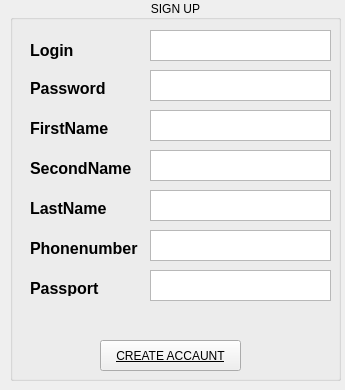
First picture: the form in client/RegisterView.ui, repository ZpmPower/Hotel_Network, before the edit.
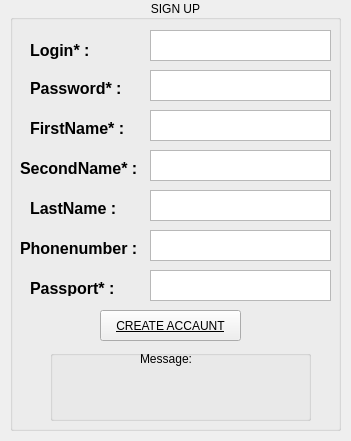
Second picture: the form after the edit.

The edit to the form file:
```diff
--- a/client/RegisterView.ui
+++ b/client/RegisterView.ui
@@ -6,8 +6,8 @@
    <rect>
     <x>0</x>
     <y>0</y>
-    <width>345</width>
-    <height>390</height>
+    <width>351</width>
+    <height>441</height>
    </rect>
   </property>
   <property name="windowTitle">
@@ -19,7 +19,7 @@
      <x>10</x>
      <y>0</y>
      <width>331</width>
-     <height>381</height>
+     <height>431</height>
     </rect>
    </property>
    <property name="title">
@@ -28,24 +28,6 @@
    <property name="alignment">
     <set>Qt::AlignCenter</set>
    </property>
-   <widget class="QPushButton" name="testBtn_2">
-    <property name="geometry">
-     <rect>
-      <x>90</x>
-      <y>340</y>
-      <width>141</width>
-      <height>31</height>
-     </rect>
-    </property>
-    <property name="font">
-     <font>
-      <underline>true</underline>
-     </font>
-    </property>
-    <property name="text">
-     <string>CREATE ACCAUNT</string>
-    </property>
-   </widget>
    <widget class="QTextEdit" name="loginUPTE">
     <property name="geometry">
      <rect>
@@ -66,19 +48,6 @@
      </rect>
     </property>
    </widget>
-   <widget class="QLabel" name="registerLabel">
-    <property name="geometry">
-     <rect>
-      <x>130</x>
-      <y>320</y>
-      <width>59</width>
-      <height>14</height>
-     </rect>
-    </property>
-    <property name="text">
-     <string/>
-    </property>
-   </widget>
    <widget class="QTextEdit" name="firstN">
     <property name="geometry">
      <rect>
@@ -124,7 +93,7 @@
      <rect>
       <x>20</x>
       <y>120</y>
-      <width>91</width>
+      <width>111</width>
       <height>16</height>
      </rect>
     </property>
@@ -136,15 +105,15 @@
      </font>
     </property>
     <property name="text">
-     <string>FirstName</string>
+     <string>FirstName* :</string>
     </property>
    </widget>
    <widget class="QLabel" name="firstNL_2">
     <property name="geometry">
      <rect>
-      <x>20</x>
+      <x>10</x>
       <y>160</y>
-      <width>111</width>
+      <width>131</width>
       <height>16</height>
      </rect>
     </property>
@@ -156,7 +125,7 @@
      </font>
     </property>
     <property name="text">
-     <string>SecondName</string>
+     <string>SecondName* :</string>
     </property>
    </widget>
    <widget class="QLabel" name="firstNL_3">
@@ -176,7 +145,7 @@
      </font>
     </property>
     <property name="text">
-     <string>LastName</string>
+     <string>LastName : </string>
     </property>
    </widget>
    <widget class="QLabel" name="firstNL_4">
@@ -196,7 +165,7 @@
      </font>
     </property>
     <property name="text">
-     <string>Login</string>
+     <string>Login* :</string>
     </property>
    </widget>
    <widget class="QLabel" name="passwordL">
@@ -204,7 +173,7 @@
      <rect>
       <x>20</x>
       <y>80</y>
-      <width>91</width>
+      <width>111</width>
       <height>16</height>
      </rect>
     </property>
@@ -216,7 +185,7 @@
      </font>
     </property>
     <property name="text">
-     <string>Password</string>
+     <string>Password* :</string>
     </property>
    </widget>
    <widget class="QTextEdit" name="passportTE">
@@ -246,15 +215,15 @@
      </font>
     </property>
     <property name="text">
-     <string>Passport</string>
+     <string>Passport* :</string>
     </property>
    </widget>
    <widget class="QLabel" name="passwordL_2">
     <property name="geometry">
      <rect>
-      <x>20</x>
+      <x>10</x>
       <y>240</y>
-      <width>121</width>
+      <width>131</width>
       <height>16</height>
      </rect>
     </property>
@@ -266,9 +235,66 @@
      </font>
     </property>
     <property name="text">
-     <string>Phonenumber</string>
+     <string>Phonenumber :</string>
     </property>
    </widget>
+   <widget class="QLabel" name="label_35">
+    <property name="geometry">
+     <rect>
+      <x>130</x>
+      <y>350</y>
+      <width>61</width>
+      <height>17</height>
+     </rect>
+    </property>
+    <property name="text">
+     <string>Message:</string>
+    </property>
+   </widget>
+   <widget class="QPushButton" name="testBtn_2">
+    <property name="geometry">
+     <rect>
+      <x>90</x>
+      <y>310</y>
+      <width>141</width>
+      <height>31</height>
+     </rect>
+    </property>
+    <property name="font">
+     <font>
+      <underline>true</underline>
+     </font>
+    </property>
+    <property name="text">
+     <string>CREATE ACCAUNT</string>
+    </property>
+   </widget>
+   <widget class="QGroupBox" name="groupBox">
+    <property name="geometry">
+     <rect>
+      <x>40</x>
+      <y>350</y>
+      <width>261</width>
+      <height>71</height>
+     </rect>
+    </property>
+    <property name="title">
+     <string/>
+    </property>
+    <widget class="QLabel" name="registerLabel">
+     <property name="geometry">
+      <rect>
+       <x>10</x>
+       <y>20</y>
+       <width>251</width>
+       <height>51</height>
+      </rect>
+     </property>
+     <property name="text">
+      <string/>
+     </property>
+    </widget>
+   </widget>
   </widget>
  </widget>
  <resources/>
```
